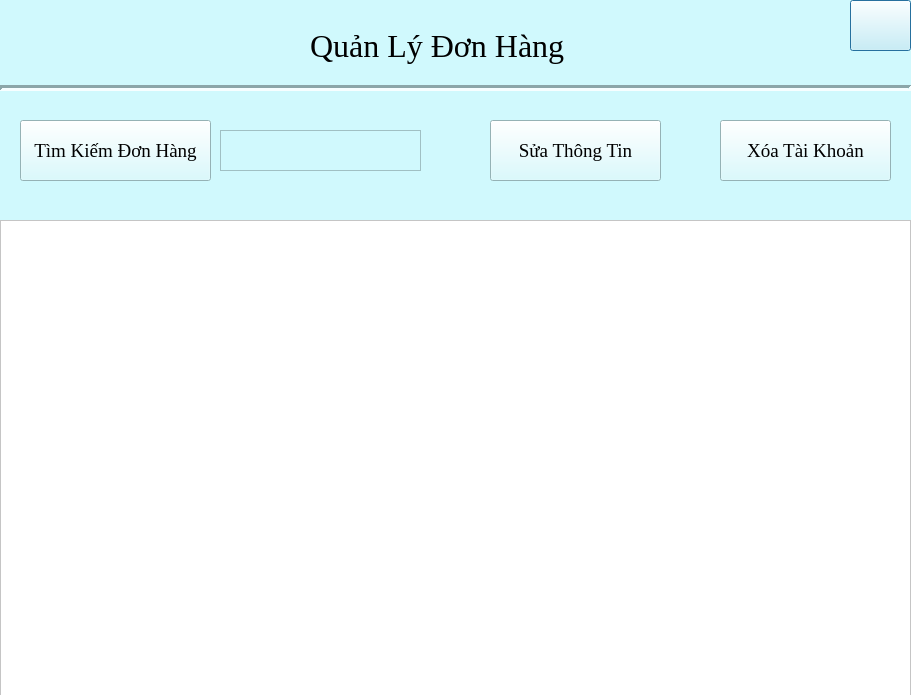
ngongochuy2003/quan-ly-nong-san, file btl/UI/QuanLyDonHang.ui: the form before one commit.
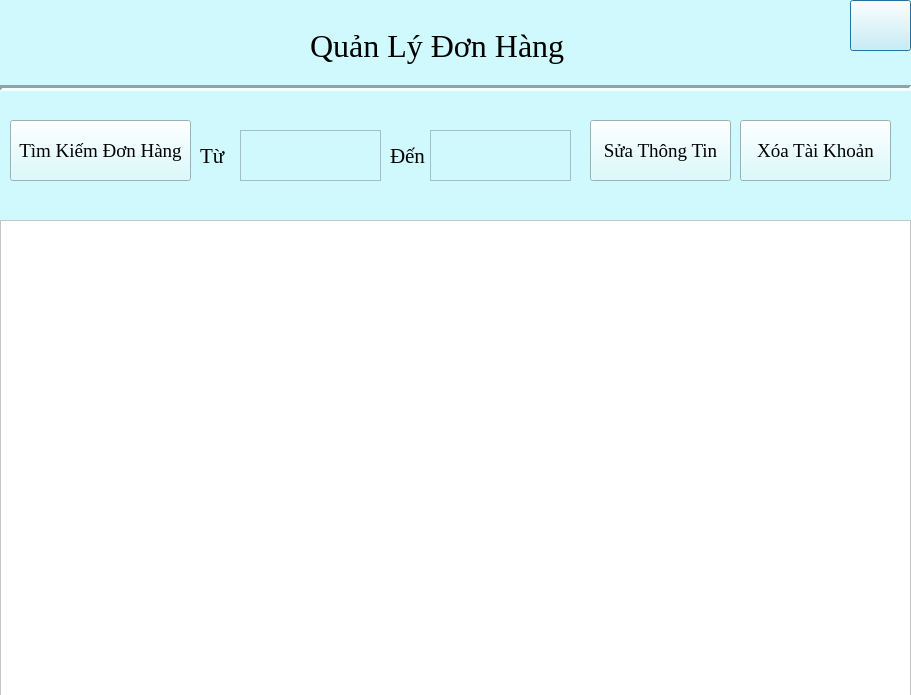
The form after the commit.

Commit message: finish quan ly don hang

The edit to the form file:
```diff
--- a/btl/UI/QuanLyDonHang.ui
+++ b/btl/UI/QuanLyDonHang.ui
@@ -100,10 +100,10 @@
   <widget class="QTextEdit" name="txtTimKiem">
    <property name="geometry">
     <rect>
-     <x>220</x>
+     <x>240</x>
      <y>130</y>
-     <width>201</width>
-     <height>41</height>
+     <width>141</width>
+     <height>51</height>
     </rect>
    </property>
    <property name="font">
@@ -123,9 +123,9 @@
   <widget class="QPushButton" name="btnSuaTaiKhoan">
    <property name="geometry">
     <rect>
-     <x>490</x>
+     <x>590</x>
      <y>120</y>
-     <width>171</width>
+     <width>141</width>
      <height>61</height>
     </rect>
    </property>
@@ -142,9 +142,9 @@
   <widget class="QPushButton" name="btnXoaTaiKhoan">
    <property name="geometry">
     <rect>
-     <x>720</x>
+     <x>740</x>
      <y>120</y>
-     <width>171</width>
+     <width>151</width>
      <height>61</height>
     </rect>
    </property>
@@ -161,9 +161,9 @@
   <widget class="QPushButton" name="btnSearch">
    <property name="geometry">
     <rect>
-     <x>20</x>
+     <x>10</x>
      <y>120</y>
-     <width>191</width>
+     <width>181</width>
      <height>61</height>
     </rect>
    </property>
@@ -177,6 +177,67 @@
     <string>Tìm Kiếm Đơn Hàng</string>
    </property>
   </widget>
+  <widget class="QLabel" name="label_2">
+   <property name="geometry">
+    <rect>
+     <x>200</x>
+     <y>140</y>
+     <width>31</width>
+     <height>31</height>
+    </rect>
+   </property>
+   <property name="font">
+    <font>
+     <family>Times New Roman</family>
+     <pointsize>16</pointsize>
+    </font>
+   </property>
+   <property name="text">
+    <string>Từ</string>
+   </property>
+  </widget>
+  <widget class="QLabel" name="label_3">
+   <property name="geometry">
+    <rect>
+     <x>390</x>
+     <y>140</y>
+     <width>41</width>
+     <height>31</height>
+    </rect>
+   </property>
+   <property name="font">
+    <font>
+     <family>Times New Roman</family>
+     <pointsize>16</pointsize>
+    </font>
+   </property>
+   <property name="text">
+    <string>Đến</string>
+   </property>
+  </widget>
+  <widget class="QTextEdit" name="txtTimKiem_2">
+   <property name="geometry">
+    <rect>
+     <x>430</x>
+     <y>130</y>
+     <width>141</width>
+     <height>51</height>
+    </rect>
+   </property>
+   <property name="font">
+    <font>
+     <family>Times New Roman</family>
+     <pointsize>16</pointsize>
+    </font>
+   </property>
+   <property name="html">
+    <string>&lt;!DOCTYPE HTML PUBLIC &quot;-//W3C//DTD HTML 4.0//EN&quot; &quot;http://www.w3.org/TR/REC-html40/strict.dtd&quot;&gt;
+&lt;html&gt;&lt;head&gt;&lt;meta name=&quot;qrichtext&quot; content=&quot;1&quot; /&gt;&lt;style type=&quot;text/css&quot;&gt;
+p, li { white-space: pre-wrap; }
+&lt;/style&gt;&lt;/head&gt;&lt;body style=&quot; font-family:'Times New Roman'; font-size:16pt; font-weight:400; font-style:normal;&quot;&gt;
+&lt;p style=&quot;-qt-paragraph-type:empty; margin-top:0px; margin-bottom:0px; margin-left:0px; margin-right:0px; -qt-block-indent:0; text-indent:0px;&quot;&gt;&lt;br /&gt;&lt;/p&gt;&lt;/body&gt;&lt;/html&gt;</string>
+   </property>
+  </widget>
  </widget>
  <resources/>
  <connections/>
```
The commit also changes 6 other files.
